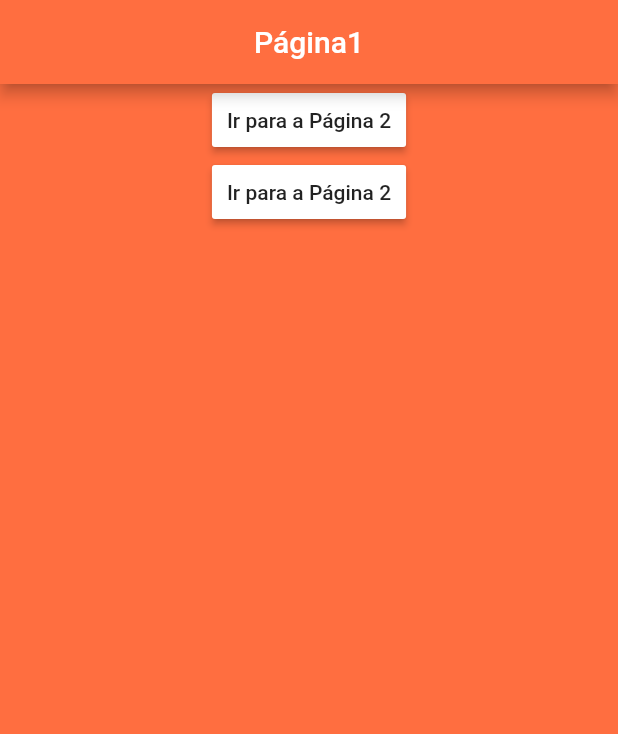
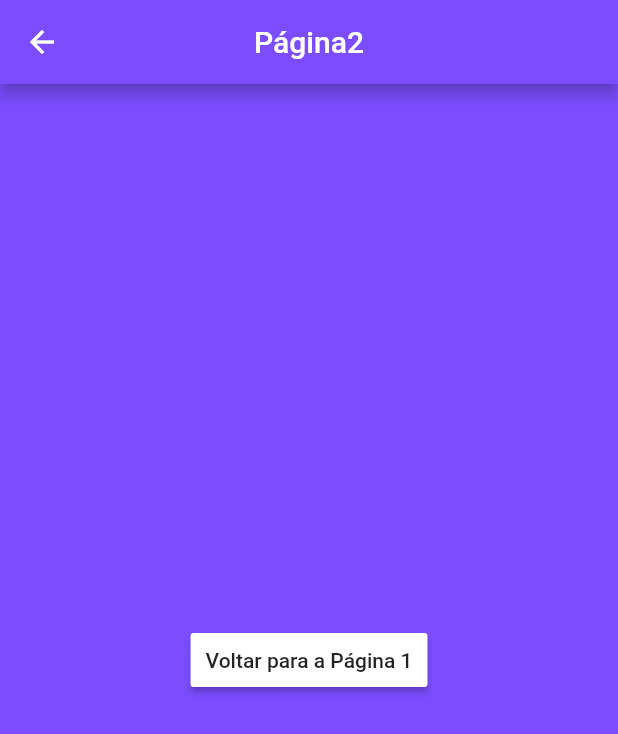
Before and after one commit to PhRezende-eng/Navigation-In-Flutter, a Flutter app: the screen it shows after launch, after a tap on "Ir para a Página 2", on a phone screen of 412 x 824 dp. Shown: the top 734 px of the screen. Run offline on Flutter 3.47's test engine with Material 2 defaults, Android fonts, the phone set to English and light mode, and no system bars.

```diff
--- a/lib/main.dart
+++ b/lib/main.dart
@@ -1,4 +1,6 @@
+import 'package:NvigationFlutter/page2.dart';
 import 'package:flutter/material.dart';
+import 'page2.dart';
 
 void main() {
   runApp(MyApp());
@@ -9,7 +11,20 @@ class MyApp extends StatelessWidget {
   Widget build(BuildContext context) {
     return MaterialApp(
       debugShowCheckedModeBanner: false,
-      home: Scaffold(
+      home: HomePage(),
+    );
+  }
+}
+
+class HomePage extends StatefulWidget {
+  @override
+  _HomePageState createState() => _HomePageState();
+}
+
+class _HomePageState extends State<HomePage> {
+  @override
+  Widget build(BuildContext context) {
+    return Scaffold(
       backgroundColor: Colors.deepOrangeAccent,
       appBar: AppBar(
         backgroundColor: Colors.deepOrangeAccent,
@@ -17,22 +32,21 @@ class MyApp extends StatelessWidget {
         title: Text('Página1'),
       ),
       body: Center(
-          child: Column(
-            children: <Widget>[
-            RaisedButton(
+        // child: Center(
+        child: (RaisedButton(
           color: Colors.white,
-              onPressed: () {},
+          onPressed: () {
+            Navigator.push(
+              context,
+              MaterialPageRoute(
+                builder: (context) => Page2(),
+              ),
+            );
+          },
           child: Text('Ir para a Página 2'),
           padding: EdgeInsets.all(10.0),
-            ),
-            RaisedButton(
-              color: Colors.white,
-              onPressed: () {},
-              child: Text('Ir para a Página 2'),
-              padding: EdgeInsets.all(10.0),
-            ),
-
-        ]),
+        )),
+        // ),
       ),
     );
   }
--- /dev/null
+++ b/lib/page2.dart
@@ -0,0 +1,27 @@
+import 'package:flutter/material.dart';
+
+class Page2 extends StatelessWidget {
+  @override
+  Widget build(BuildContext context) {
+    return Scaffold(
+      backgroundColor: Colors.deepPurpleAccent,
+      appBar: AppBar(
+        backgroundColor: Colors.deepPurpleAccent,
+        centerTitle: true,
+        title: Text('Página2'),
+      ),
+      body: Center(
+        child: Center(
+          child: (RaisedButton(
+            color: Colors.white,
+            onPressed: () {
+              Navigator.pop(context);
+            },
+            child: Text('Voltar para a Página 1'),
+            padding: EdgeInsets.all(10.0),
+          )),
+        ),
+      ),
+    );
+  }
+}
```
Lines whose indentation alone changed are shown as unchanged.
